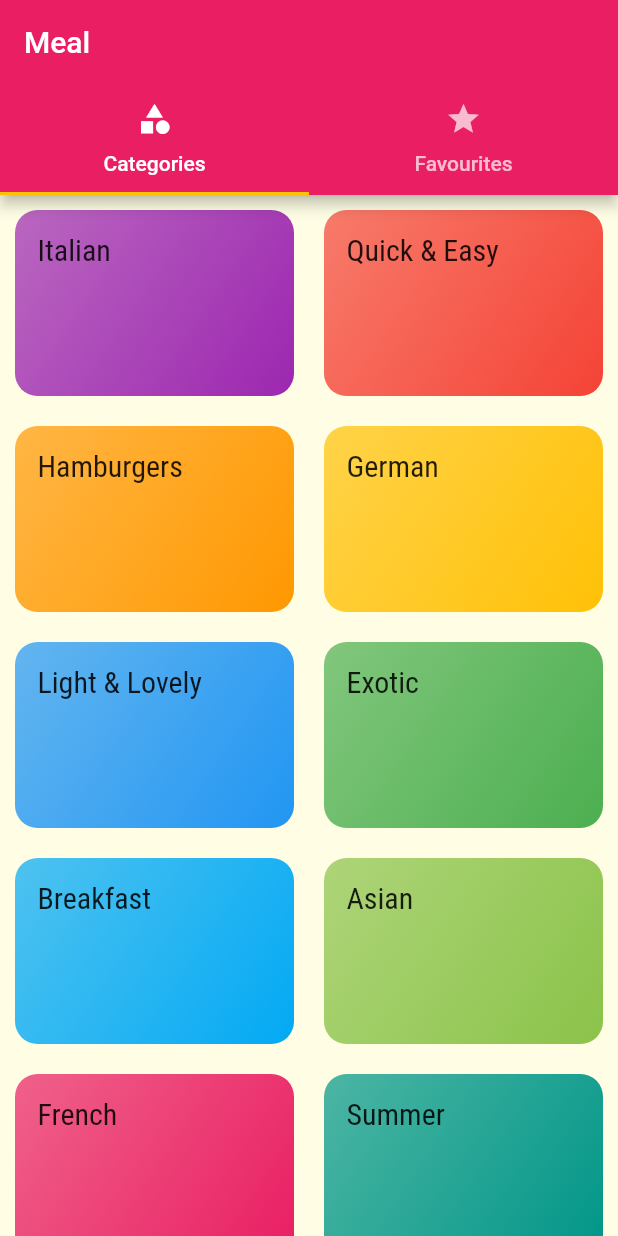
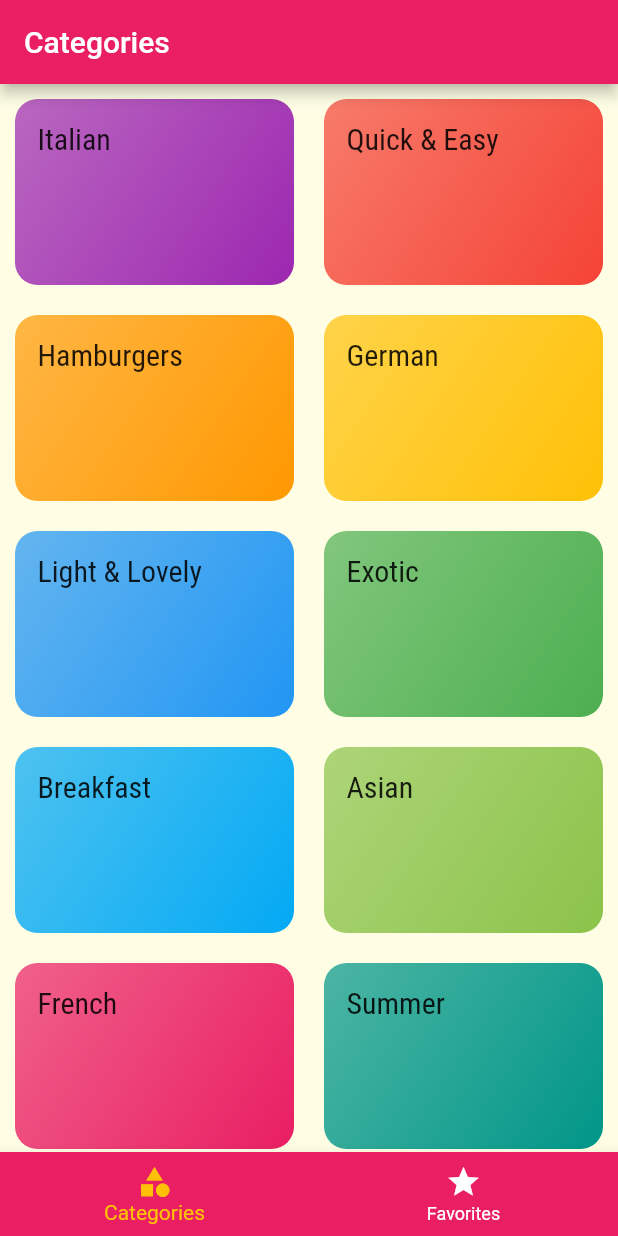
Before and after one commit to ranjeett3008/flutter_meal_app, a Flutter app: the screen it shows after launch, on a phone screen of 412 x 824 dp. Run offline on Flutter 3.47's test engine with Material 2 defaults, Android fonts, the phone set to English and light mode, and no system bars; Roboto replaces fonts that are missing (Railwey).

Commit message:
Added tab bar at bootom of categories and favorites

```diff
--- a/lib/screens/tabs_screen.dart
+++ b/lib/screens/tabs_screen.dart
@@ -8,29 +8,43 @@ class TabsScreen extends StatefulWidget {
 }
 
 class _TabsScreenState extends State<TabsScreen> {
+
+  final List<Map<String, Object>> _pages = [
+    {'page':CategoriesScreen(),'title':'Categories'},
+    {'page':FavoritesScreen(),'title':'Favorites'},
+  ];
+
+  int _selectedPageIndex = 0;
+  void _selectPage(int index){
+    setState(() {
+      _selectedPageIndex = index;
+
+    });
+  }
   @override
   Widget build(BuildContext context) {
-    return DefaultTabController(
-      length: 2,
-      initialIndex: 0,
-      child: Scaffold(
-        appBar: AppBar(title: Text('Meal'),
-          bottom: TabBar(tabs: <Widget>[
-            Tab(
+    return Scaffold(
+      appBar: AppBar(title: Text(_pages[_selectedPageIndex]['title'])),
+        body: _pages[_selectedPageIndex]['page'],
+        bottomNavigationBar: BottomNavigationBar(
+          onTap: _selectPage,
+          backgroundColor: Theme.of(context).primaryColor,
+          unselectedItemColor: Colors.white,
+          selectedItemColor: Theme.of(context).accentColor,
+          currentIndex: _selectedPageIndex,
+          // type: BottomNavigationBarType.shifting,
+          items: [
+            BottomNavigationBarItem(
+              backgroundColor: Theme.of(context).primaryColor,
               icon: Icon(Icons.category),
-              text: 'Categories',
+              title: Text('Categories')
             ),
-            Tab(
-              icon: Icon(Icons.star),
-              text: 'Favourites',
-            )
-          ],),
+            BottomNavigationBarItem(
+              backgroundColor: Theme.of(context).primaryColor,
+              icon: Icon(Icons.star), title: Text('Favorites')
+            ),
+          ],
         ),
-        body: TabBarView(children: <Widget>[
-          CategoriesScreen(),
-          FavoritesScreen()
-        ],),
-      ),
     );
   }
 }
```
